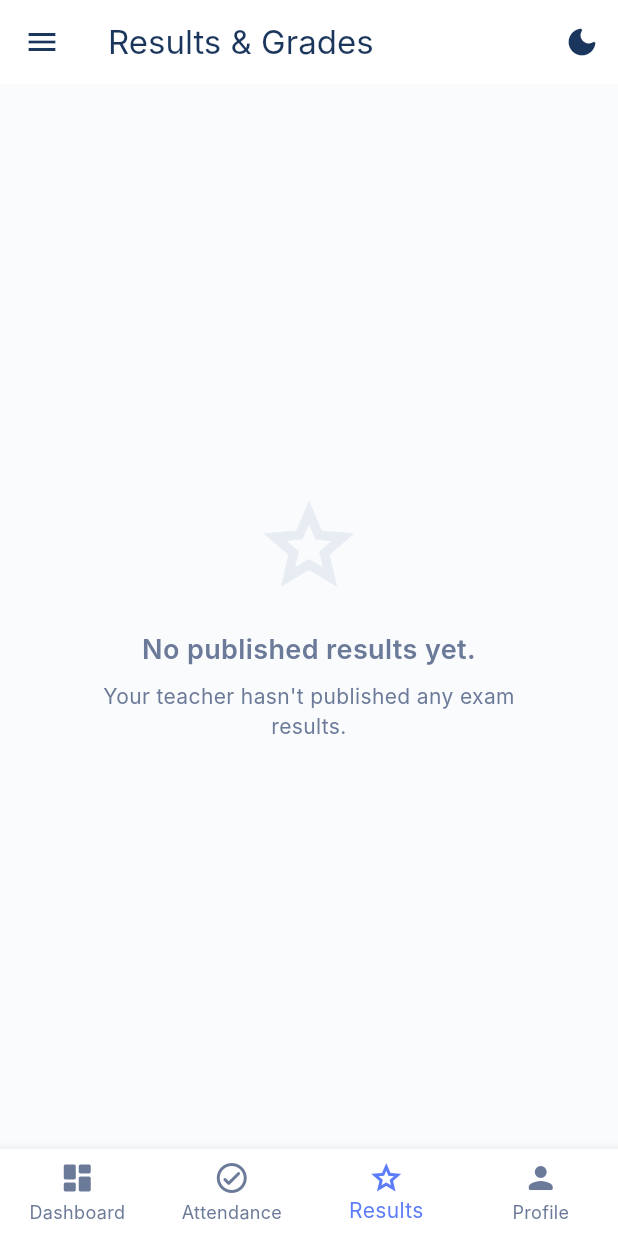
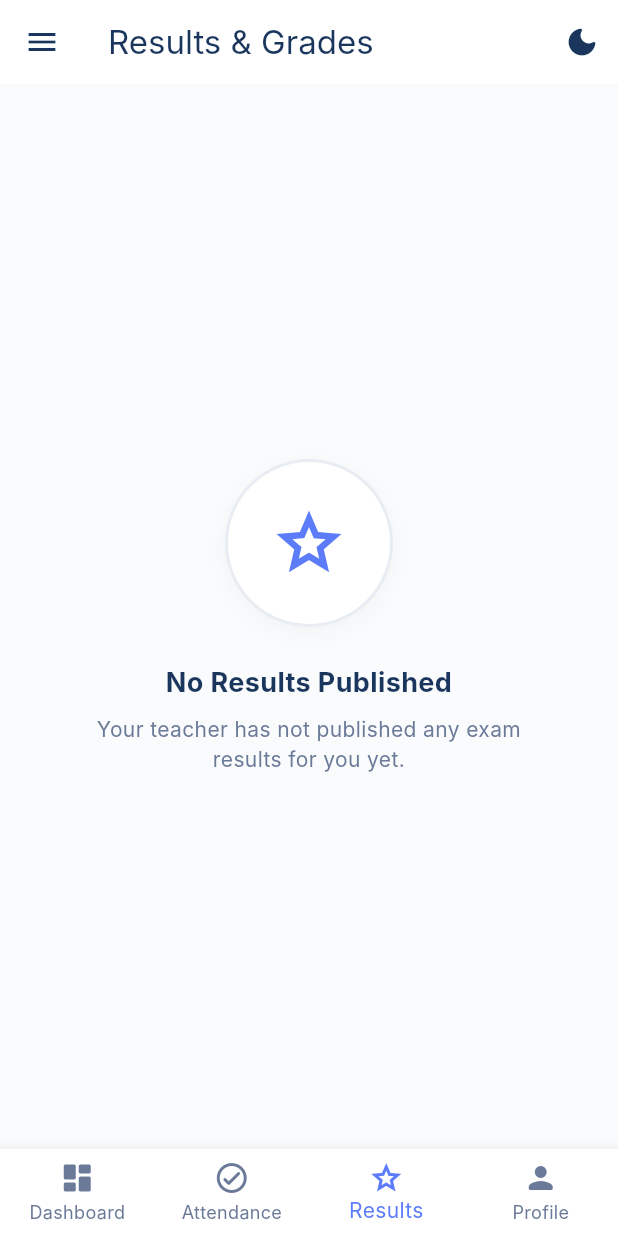
Before and after one commit to Owaisakh/Mehmoodah-OS, a Flutter app: the DashboardShell screen opened directly with empty values, item 3 of the bottom bar chosen, on a phone screen of 412 x 824 dp. Run offline on Flutter 3.47's test engine with Material 3 defaults, Android fonts, the phone set to English and light mode, and no system bars; our stand-ins replace flutter_riverpod, go_router, supabase_flutter; missing offline and left inert: dart:html; accounts and stored records are empty; Roboto replaces fonts that are missing (Inter); statements that could not run were skipped.

Commit message:
Implement Phase 8: Polish (vanilla pulsing SkeletonPulse loaders, AppEmptyState, AppErrorBoundary and AppErrorState widgets, global error boundary wrapper in main.dart)

```diff
--- a/frontend/lib/main.dart
+++ b/frontend/lib/main.dart
@@ -4,6 +4,8 @@ import 'package:flutter_web_plugins/url_strategy.dart';
 import 'package:supabase_flutter/supabase_flutter.dart';
 import 'core/router.dart';
 import 'core/theme.dart';
+
+import 'shared/widgets/error_boundary.dart';
 
 void main() async {
   WidgetsFlutterBinding.ensureInitialized();
@@ -38,6 +40,9 @@ class MehmoodahAcademyApp extends ConsumerWidget {
       darkTheme: AppTheme.darkTheme,
       themeMode: themeMode,
       routerConfig: router,
+      builder: (context, child) => AppErrorBoundary(
+        child: child ?? const SizedBox(),
+      ),
     );
   }
 }
--- a/frontend/lib/modules/results/results_page.dart
+++ b/frontend/lib/modules/results/results_page.dart
@@ -3,6 +3,9 @@ import 'package:flutter_riverpod/flutter_riverpod.dart';
 import '../../core/supabase.dart';
 import '../../core/theme.dart';
 import '../../shared/widgets/dashboard_shell.dart';
+import '../../shared/widgets/empty_state.dart';
+import '../../shared/widgets/skeleton_loading.dart';
+import '../../shared/widgets/error_boundary.dart';
 import '../attendance/attendance_provider.dart';
 import 'results_provider.dart';
 
@@ -38,12 +41,21 @@ class _ResultsPageState extends ConsumerState<ResultsPage> {
     final isDark = Theme.of(context).brightness == Brightness.dark;
 
     return classesAsync.when(
-      loading: () => const Center(child: CircularProgressIndicator()),
-      error: (e, _) => Center(child: Text('Error: $e')),
+      loading: () => const Padding(
+        padding: EdgeInsets.all(24.0),
+        child: SkeletonListLoader(itemCount: 3),
+      ),
+      error: (e, _) => AppErrorState(
+        errorMessage: 'Error loading classes: $e',
+        onRetry: () => ref.invalidate(teacherClassesProvider),
+      ),
       data: (classes) {
         if (classes.isEmpty) {
-          return _emptyState(
-              icon: Icons.class_outlined, message: 'No classes assigned.');
+          return const AppEmptyState(
+            icon: Icons.class_outlined,
+            title: 'No Classes Assigned',
+            description: 'You are not assigned to any classes as a teacher.',
+          );
         }
 
         if (_selectedClassId == null && classes.isNotEmpty) {
@@ -202,12 +214,24 @@ class _ResultsPageState extends ConsumerState<ResultsPage> {
     final saveState = ref.watch(resultsSaveProvider);
 
     return studentsAsync.when(
-      loading: () => const Center(child: CircularProgressIndicator()),
-      error: (e, _) => Text('Error: $e'),
+      loading: () => const Padding(
+        padding: EdgeInsets.symmetric(vertical: 16.0),
+        child: SkeletonListLoader(itemCount: 4),
+      ),
+      error: (e, _) => AppErrorState(
+        errorMessage: 'Error loading roster: $e',
+        onRetry: () => ref.invalidate(classStudentsProvider(_selectedClassId!)),
+      ),
       data: (students) {
         return existingResultsAsync.when(
-          loading: () => const Center(child: CircularProgressIndicator()),
-          error: (e, _) => Text('Error loading results: $e'),
+          loading: () => const Padding(
+            padding: EdgeInsets.symmetric(vertical: 16.0),
+            child: SkeletonTableLoader(rows: 4),
+          ),
+          error: (e, _) => AppErrorState(
+            errorMessage: 'Error loading results: $e',
+            onRetry: () => ref.invalidate(examResultsProvider(_selectedExamId!)),
+          ),
           data: (existing) {
             if (!_marksLoaded) {
               WidgetsBinding.instance.addPostFrameCallback((_) {
@@ -534,14 +558,20 @@ class _ResultsPageState extends ConsumerState<ResultsPage> {
     final isDark = Theme.of(context).brightness == Brightness.dark;
 
     return resultsAsync.when(
-      loading: () => const Center(child: CircularProgressIndicator()),
-      error: (e, _) => Center(child: Text('Error: $e')),
+      loading: () => const Padding(
+        padding: EdgeInsets.all(24.0),
+        child: SkeletonTableLoader(rows: 4),
+      ),
+      error: (e, _) => AppErrorState(
+        errorMessage: 'Error loading results: $e',
+        onRetry: () => ref.invalidate(studentResultsProvider),
+      ),
       data: (results) {
         if (results.isEmpty) {
-          return _emptyState(
+          return const AppEmptyState(
             icon: Icons.grade_outlined,
-            message: 'No published results yet.',
-            subtext: 'Your teacher hasn\'t published any exam results.',
+            title: 'No Results Published',
+            description: 'Your teacher has not published any exam results for you yet.',
           );
         }
 
@@ -817,33 +847,5 @@ class _ResultsPageState extends ConsumerState<ResultsPage> {
     );
   }
 
-  Widget _emptyState(
-      {required IconData icon, required String message, String? subtext}) {
-    final isDark = Theme.of(context).brightness == Brightness.dark;
-    return Center(
-      child: Padding(
-        padding: const EdgeInsets.all(48),
-        child: Column(
-          mainAxisAlignment: MainAxisAlignment.center,
-          children: [
-            Icon(icon,
-                size: 72,
-                color: isDark ? AppColors.darkBorder : AppColors.borderLight),
-            const SizedBox(height: 20),
-            Text(message,
-                style: AppTextStyles.heading3.copyWith(
-                  color: isDark ? AppColors.textMuted : AppColors.textSecondary,
-                ),
-                textAlign: TextAlign.center),
-            if (subtext != null) ...[
-              const SizedBox(height: 8),
-              Text(subtext,
-                  style: AppTextStyles.bodyMedium,
-                  textAlign: TextAlign.center),
-            ],
-          ],
-        ),
-      ),
-    );
   }
 }
--- /dev/null
+++ b/frontend/lib/shared/widgets/empty_state.dart
@@ -0,0 +1,95 @@
+import 'package:flutter/material.dart';
+import '../../core/theme.dart';
+
+/// Reusable high-fidelity Empty State Widget with custom illustration styling
+class AppEmptyState extends StatelessWidget {
+  final IconData icon;
+  final String title;
+  final String description;
+  final String? actionLabel;
+  final VoidCallback? onActionPressed;
+
+  const AppEmptyState({
+    super.key,
+    required this.icon,
+    required this.title,
+    required this.description,
+    this.actionLabel,
+    this.onActionPressed,
+  });
+
+  @override
+  Widget build(BuildContext context) {
+    final isDark = Theme.of(context).brightness == Brightness.dark;
+
+    return Center(
+      child: Padding(
+        padding: const EdgeInsets.all(32.0),
+        child: Column(
+          mainAxisAlignment: MainAxisAlignment.center,
+          crossAxisAlignment: CrossAxisAlignment.center,
+          children: [
+            // Styled visual container for icon
+            Container(
+              padding: const EdgeInsets.all(28),
+              decoration: BoxDecoration(
+                color: isDark ? AppColors.darkSurface : Colors.white,
+                shape: BoxShape.circle,
+                border: Border.all(
+                  color: isDark ? AppColors.darkBorder : AppColors.borderLight,
+                  width: 2,
+                ),
+                boxShadow: [
+                  BoxShadow(
+                    color: Colors.black.withOpacity(isDark ? 0.1 : 0.03),
+                    blurRadius: 12,
+                    offset: const Offset(0, 4),
+                  ),
+                ],
+              ),
+              child: Icon(
+                icon,
+                size: 52,
+                color: AppColors.accentSoftBlue,
+              ),
+            ),
+            const SizedBox(height: 24),
+            Text(
+              title,
+              style: AppTextStyles.heading3.copyWith(
+                color: isDark ? Colors.white : AppColors.textPrimary,
+                fontWeight: FontWeight.bold,
+              ),
+              textAlign: TextAlign.center,
+            ),
+            const SizedBox(height: 8),
+            ConstrainedBox(
+              constraints: const BoxConstraints(maxWidth: 320),
+              child: Text(
+                description,
+                style: AppTextStyles.bodyMedium.copyWith(
+                  color: isDark ? AppColors.textMuted : AppColors.textSecondary,
+                ),
+                textAlign: TextAlign.center,
+              ),
+            ),
+            if (actionLabel != null && onActionPressed != null) ...[
+              const SizedBox(height: 24),
+              ElevatedButton.icon(
+                onPressed: onActionPressed,
+                icon: const Icon(Icons.add_rounded),
+                label: Text(actionLabel!),
+                style: ElevatedButton.styleFrom(
+                  padding: const EdgeInsets.symmetric(horizontal: 24, vertical: 14),
+                  shape: RoundedRectangleBorder(
+                    borderRadius: BorderRadius.circular(12),
+                  ),
+                ),
+              ),
+            ],
+          ],
+        ),
+      ),
+    );
+  }
+}
```
Also changed, not shown: frontend/lib/modules/assignments/assignments_page.dart (+39 -41 lines), frontend/lib/modules/attendance/attendance_page.dart (+46 -44 lines), frontend/lib/shared/widgets/error_boundary.dart (added, +129 -0 lines), frontend/lib/shared/widgets/skeleton_loading.dart (added, +138 -0 lines), 1 other file.
